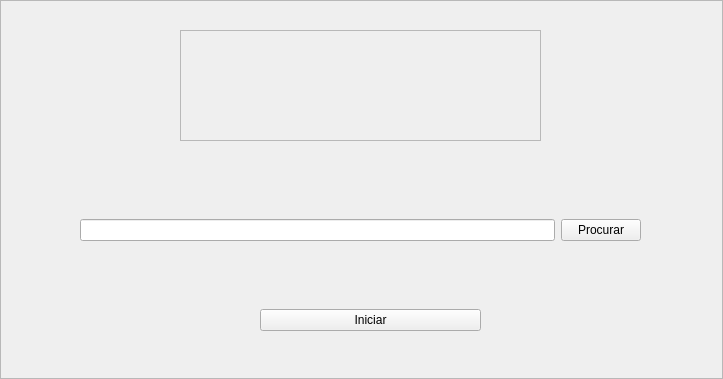
hadtrindade/conversor-e-divisor, file qt_designer/pje-converter.ui: the form before one commit.
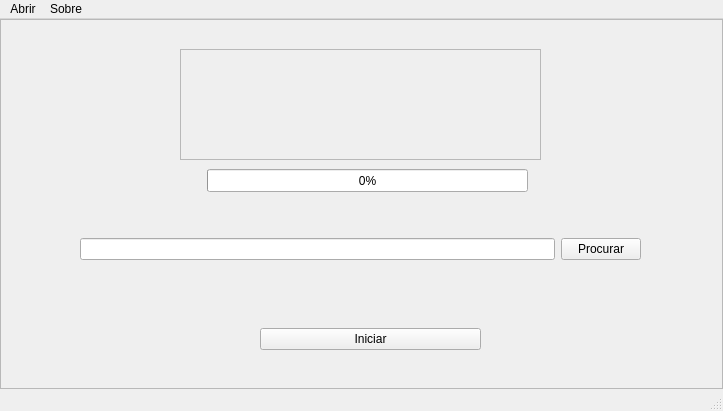
The form after the commit. Icons and pictures are not drawn.

What changed in the file:
```diff
--- a/qt_designer/pje-converter.ui
+++ b/qt_designer/pje-converter.ui
@@ -7,7 +7,7 @@
     <x>0</x>
     <y>0</y>
     <width>723</width>
-    <height>379</height>
+    <height>411</height>
    </rect>
   </property>
   <property name="windowTitle">
@@ -106,10 +106,51 @@
         <enum>QFrame::Raised</enum>
        </property>
       </widget>
+      <widget class="QProgressBar" name="progressBar">
+       <property name="geometry">
+        <rect>
+         <x>207</x>
+         <y>150</y>
+         <width>321</width>
+         <height>23</height>
+        </rect>
+       </property>
+       <property name="value">
+        <number>0</number>
+       </property>
+      </widget>
      </widget>
     </item>
    </layout>
   </widget>
+  <widget class="QMenuBar" name="menuBar">
+   <property name="geometry">
+    <rect>
+     <x>0</x>
+     <y>0</y>
+     <width>723</width>
+     <height>21</height>
+    </rect>
+   </property>
+   <widget class="QMenu" name="abrir">
+    <property name="title">
+     <string>Abrir</string>
+    </property>
+   </widget>
+   <widget class="QMenu" name="menu_sobre">
+    <property name="title">
+     <string>Sobre</string>
+    </property>
+   </widget>
+   <addaction name="abrir"/>
+   <addaction name="menu_sobre"/>
+  </widget>
+  <widget class="QStatusBar" name="status_bar"/>
+  <action name="actionFile">
+   <property name="text">
+    <string>File</string>
+   </property>
+  </action>
  </widget>
  <resources>
   <include location="resources_pje.qrc"/>
```
